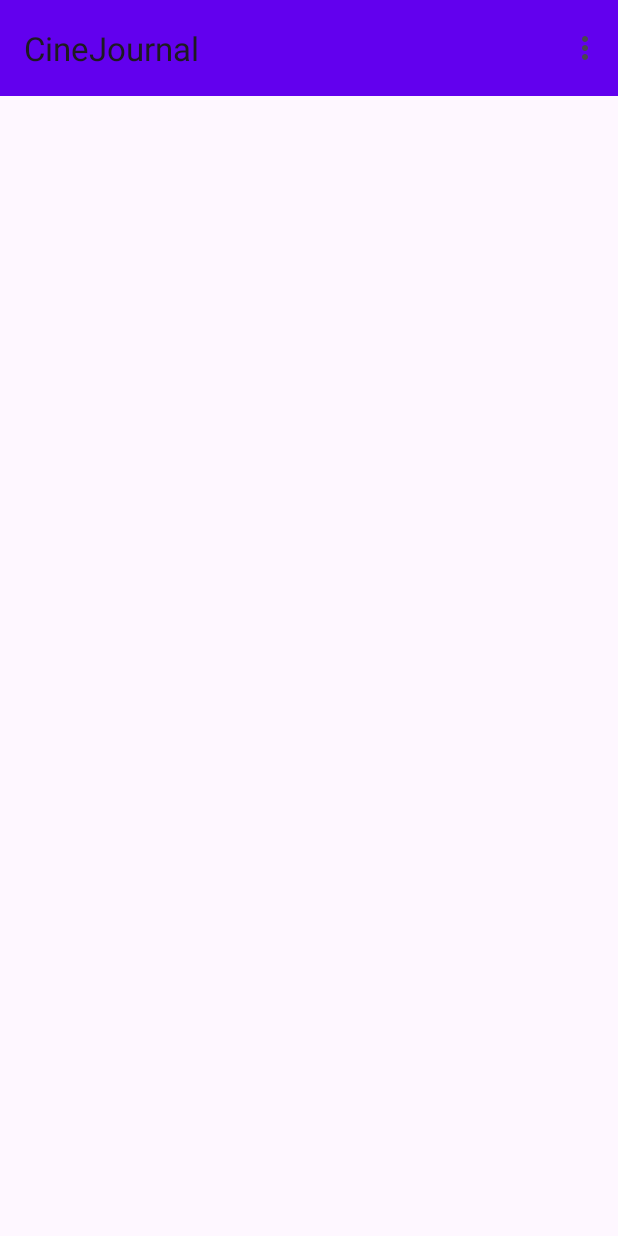
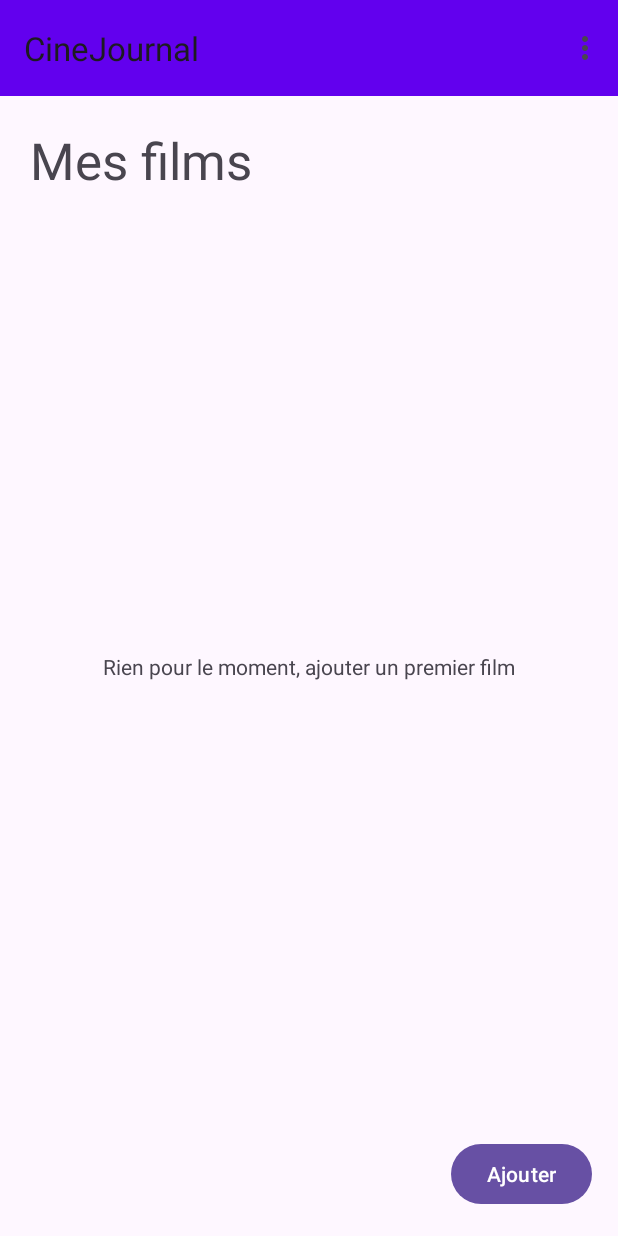
Before and after one commit to Abdxrra/CineJournal, an Android app: the screen it shows after launch (MainActivity), on a phone screen of 412 x 824 dp. Run offline under Robolectric (Android 15) with nearby library versions, the phone set to English and light mode, and no system bars.

Commit message:
ajouter et modifier film

```diff
--- a/CineJournal/app/src/main/res/layout/activity_main.xml
+++ b/CineJournal/app/src/main/res/layout/activity_main.xml
@@ -14,4 +14,47 @@
         app:layout_constraintStart_toStartOf="parent"
         app:layout_constraintTop_toTopOf="parent" />
 
+    <TextView
+        android:id="@+id/textView2"
+        android:layout_width="wrap_content"
+        android:layout_height="wrap_content"
+        android:layout_marginStart="20dp"
+        android:layout_marginTop="20dp"
+        android:text="Mes films"
+        android:textSize="34sp"
+        app:layout_constraintBottom_toTopOf="@+id/textView3"
+        app:layout_constraintEnd_toEndOf="parent"
+        app:layout_constraintHorizontal_bias="0.0"
+        app:layout_constraintStart_toStartOf="parent"
+        app:layout_constraintTop_toBottomOf="@+id/toolbar"
+        app:layout_constraintVertical_bias="0.0" />
+
+    <TextView
+        android:id="@+id/textView3"
+        android:layout_width="wrap_content"
+        android:layout_height="wrap_content"
+        android:text="Rien pour le moment, ajouter un premier film"
+        app:layout_constraintBottom_toBottomOf="parent"
+        app:layout_constraintEnd_toEndOf="parent"
+        app:layout_constraintStart_toStartOf="parent"
+        app:layout_constraintTop_toBottomOf="@+id/toolbar" />
+
+    <Button
+        android:id="@+id/button"
+        android:layout_width="wrap_content"
+        android:layout_height="wrap_content"
+        android:layout_marginEnd="17dp"
+        android:layout_marginBottom="17dp"
+        android:text="Ajouter"
+        app:layout_constraintBottom_toBottomOf="parent"
+        app:layout_constraintEnd_toEndOf="parent" />
+
+    <TextView
+        android:id="@+id/trierMode"
+        android:layout_width="wrap_content"
+        android:layout_height="wrap_content"
+        android:text="TextView"
+        tools:layout_editor_absoluteX="169dp"
+        tools:layout_editor_absoluteY="84dp" />
+
 </androidx.constraintlayout.widget.ConstraintLayout>
```
Also changed, not shown: CineJournal/app/src/main/res/layout/ajout_edit_film.xml (added, +121 -0 lines), 523 other files.
